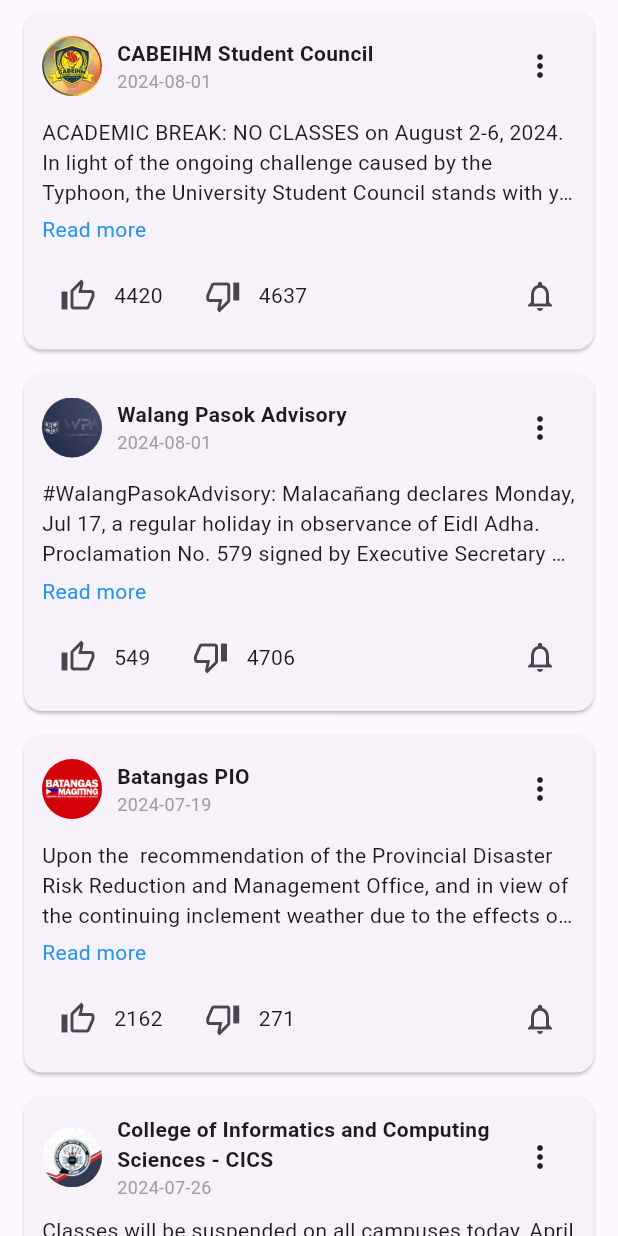
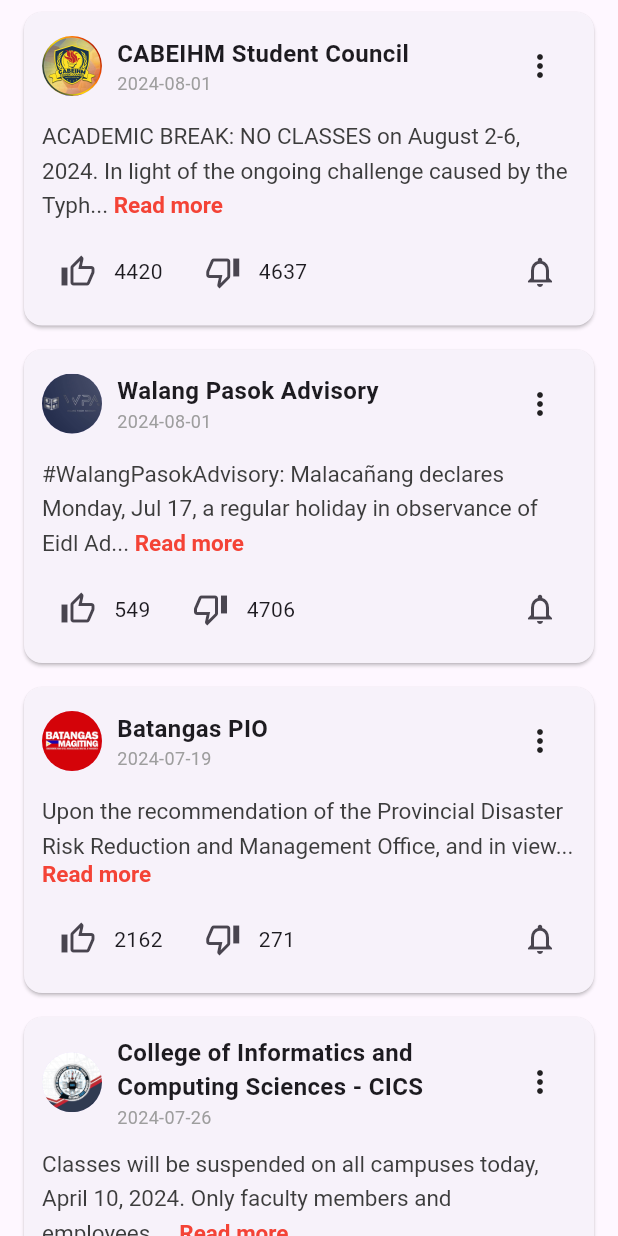
Before and after one commit to AaronCrisologo/Class-Compass-Your-University-Companion-App-, a Flutter app: the AnnouncementsScreen screen opened directly, on a phone screen of 412 x 824 dp. Run offline on Flutter 3.47's test engine with Material 3 defaults, Android fonts, the light colour scheme and no system bars; our stand-ins replace flutter_colorpicker, font_awesome_flutter.

Commit message:
Fixed Read More expansion Read More now correctly cuts off after a certain number of characters rather than number of lines

```diff
--- a/lib/announcements_screen.dart
+++ b/lib/announcements_screen.dart
@@ -1,4 +1,5 @@
 import 'package:flutter/material.dart';
+import 'package:flutter/gestures.dart';
 import 'dart:math';
 
 class AnnouncementsScreen extends StatefulWidget {
@@ -42,7 +43,7 @@ class _AnnouncementsScreenState extends State<AnnouncementsScreen> {
       'profilePicture': 'assets/batspio.jpg',
       'accountName': 'Batangas PIO',
       'message':
-          'Upon the  recommendation of the Provincial Disaster Risk Reduction and Management Office, and in view of the continuing inclement weather due to the effects of TS Florita (moderate to heavy rains) the Provincial Government of Batangas, as per Gov. DoDo Mandanas, declares that classes, in private and public schools, from kindergarten to senior high school, are suspended tomorrow, 24 August 2022, in the whole Province of Batangas. Stay safe Batangueños! God bless.',
+          'Upon the recommendation of the Provincial Disaster Risk Reduction and Management Office, and in view of the continuing inclement weather due to the effects of TS Florita (moderate to heavy rains) the Provincial Government of Batangas, as per Gov. DoDo Mandanas, declares that classes, in private and public schools, from kindergarten to senior high school, are suspended tomorrow, 24 August 2022, in the whole Province of Batangas. Stay safe Batangueños! God bless.',
       'likes': 0,
       'dislikes': 0,
       'notifications': false,
@@ -261,6 +262,11 @@ class _AnnouncementsScreenState extends State<AnnouncementsScreen> {
     setState(() {
       announcements[index]['notifications'] =
           !announcements[index]['notifications'];
+      if (announcements[index]['notifications']) {
+        _showCustomToast(context, "Added to Notifications");
+      } else {
+        _showCustomToast(context, "Removed from Notifications");
+      }
     });
   }
 
@@ -361,12 +367,24 @@ class _AnnouncementsScreenState extends State<AnnouncementsScreen> {
     });
   }
 
+  String truncateText(String text, int maxChars) {
+    if (text.length <= maxChars) {
+      return text;
+    } else {
+      return text.substring(0, maxChars) + '...';
+    }
+  }
+
   @override
   Widget build(BuildContext context) {
     return Scaffold(
       body: ListView.builder(
         itemCount: announcements.length,
         itemBuilder: (context, index) {
+          final isExpanded = announcements[index]['expanded'];
+          final message = announcements[index]['message'];
+          final truncatedMessage = truncateText(message, 100);
+
           return Card(
             margin: EdgeInsets.symmetric(vertical: 8.0, horizontal: 16.0),
             child: Padding(
@@ -389,6 +407,8 @@ class _AnnouncementsScreenState extends State<AnnouncementsScreen> {
                               announcements[index]['accountName'],
                               style: TextStyle(
                                 fontWeight: FontWeight.bold,
+                                fontSize:
+                                    16, // Match font size with message text
                               ),
                               overflow: TextOverflow.visible,
                             ),
@@ -445,23 +465,32 @@ class _AnnouncementsScreenState extends State<AnnouncementsScreen> {
                     ],
                   ),
                   SizedBox(height: 10.0),
-                  announcements[index]['expanded']
-                      ? Text(announcements[index]['message'])
-                      : Text(
-                          announcements[index]['message'],
-                          maxLines: 3,
-                          overflow: TextOverflow.ellipsis,
+                  RichText(
+                    text: TextSpan(
+                      children: [
+                        TextSpan(
+                          text: isExpanded ? message : truncatedMessage,
+                          style: TextStyle(
+                            color: const Color.fromARGB(255, 60, 60, 60),
+                            fontSize: 15,
+                            fontWeight: FontWeight.normal,
+                            height: 1.5,
+                          ),
                         ),
-                  SizedBox(height: 5.0),
-                  if (!announcements[index]['expanded'] &&
-                      announcements[index]['message'].length > 100)
-                    InkWell(
-                      onTap: () => _toggleExpanded(index),
-                      child: Text(
-                        'Read more',
-                        style: TextStyle(color: Colors.blue),
-                      ),
+                        if (!isExpanded && message.length > 100)
+                          TextSpan(
+                            text: ' Read more',
+                            style: TextStyle(
+                              color: Colors.red,
+                              fontSize: 15,
+                              fontWeight: FontWeight.bold,
+                            ),
+                            recognizer: TapGestureRecognizer()
+                              ..onTap = () => _toggleExpanded(index),
+                          ),
+                      ],
                     ),
+                  ),
                   SizedBox(height: 10.0),
                   Row(
                     children: [
@@ -494,7 +523,7 @@ class _AnnouncementsScreenState extends State<AnnouncementsScreen> {
                       IconButton(
                         icon: Icon(
                           announcements[index]['notifications']
-                              ? Icons.notifications
+                              ? Icons.notifications_active
                               : Icons.notifications_none,
                           color: announcements[index]['notifications']
                               ? Colors.blue
```
